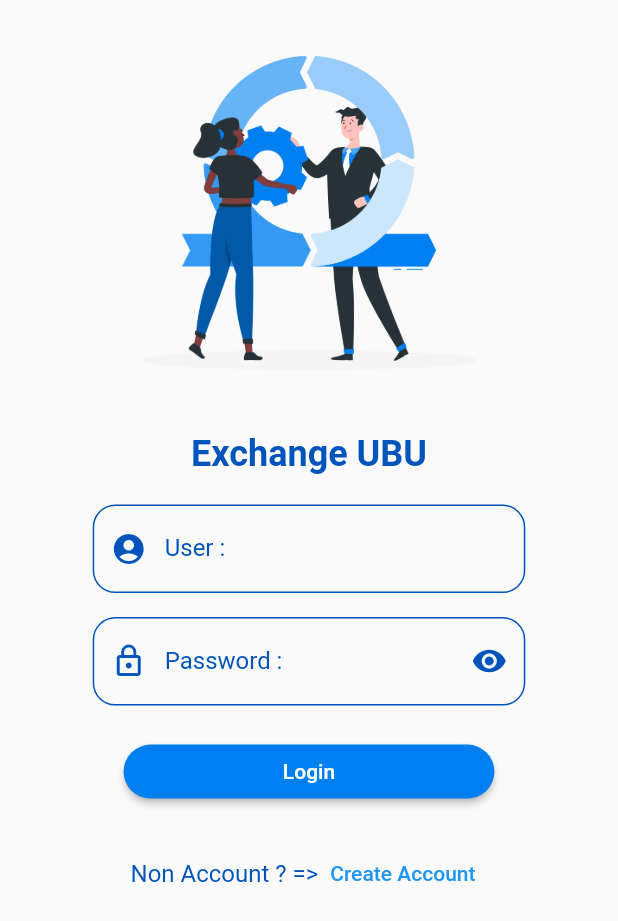
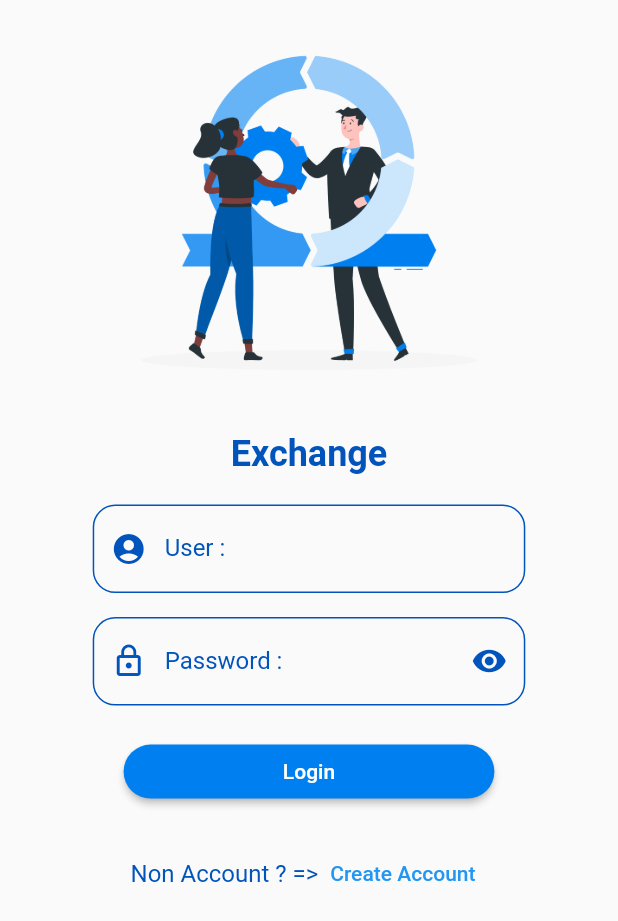
Before and after one commit to yekG4923/-ProjectExchange, a Flutter app: the screen it shows after launch, on a phone screen of 412 x 824 dp. Shown: the top 921 px of the screen. Run offline on Flutter 3.47's test engine with Material 2 defaults, Android fonts, the phone set to English and light mode, and no system bars; our stand-ins replace firebase_core, firebase_database, geolocator, google_maps_flutter; missing offline and left inert: dart:ffi; accounts and stored records are empty.

Commit message:
เปลี่ยนชื่อ

```diff
--- a/lib/utility/my_constant.dart
+++ b/lib/utility/my_constant.dart
@@ -3,7 +3,7 @@ import 'package:flutter/material.dart';
 class MyConstant {
 
   // Genernal
-  static String appName = 'Exchange UBU';
+  static String appName = 'Exchange';
 
 
   // Route
```
